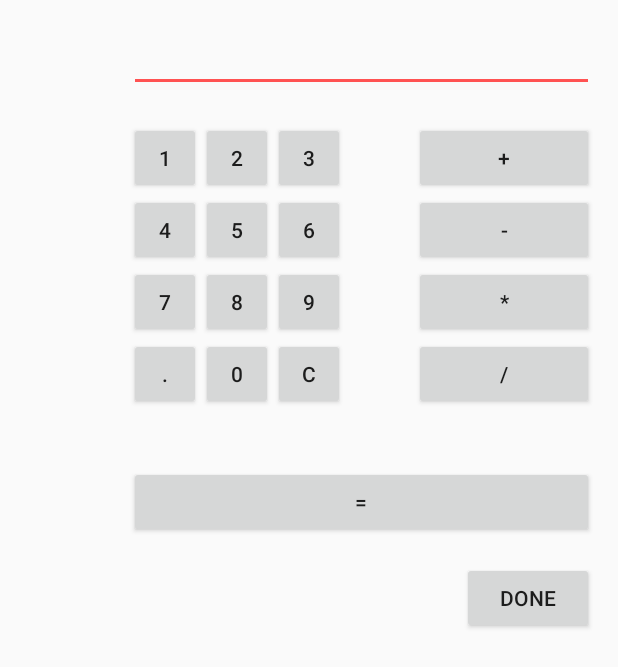
After one commit to EricDw/SKeeper, an Android app: the layout activity_calculator.xml on its own in the app's theme, with its tools: preview values and no code run, on a phone screen of 412 x 824 dp. The commit adds this screen. Shown: the top 667 px of the screen. Run offline under Robolectric (Android 15) with nearby library versions, the phone set to English and light mode, and no system bars.

Commit message:
Calculator is functional

```diff
--- /dev/null
+++ b/app/src/main/res/layout/activity_calculator.xml
@@ -0,0 +1,211 @@
+<?xml version="1.0" encoding="utf-8"?>
+<RelativeLayout android:id="@+id/relative1"
+                xmlns:android="http://schemas.android.com/apk/res/android"
+                xmlns:app="http://schemas.android.com/apk/res-auto"
+                xmlns:tools="http://schemas.android.com/tools"
+                android:layout_width="match_parent"
+                android:layout_height="match_parent"
+                android:paddingBottom="@dimen/activity_vertical_margin"
+                android:paddingLeft="@dimen/activity_horizontal_margin"
+                android:paddingRight="@dimen/activity_horizontal_margin"
+                android:paddingTop="@dimen/activity_vertical_margin"
+                android:theme="@style/AppTheme.NoActionBar"
+                app:theme="@style/AppTheme.NoActionBar"
+                tools:context="com.publicmethod.owner.skeeper.ui.CalculatorActivity">
+
+    <EditText
+        android:id="@+id/edt1"
+        android:layout_width="match_parent"
+        android:layout_height="wrap_content"
+        android:layout_alignStart="@+id/button1"/>
+
+
+    <Button
+        android:id="@+id/button1"
+        style="?android:attr/buttonStyleSmall"
+        android:layout_width="wrap_content"
+        android:layout_height="wrap_content"
+        android:layout_alignEnd="@+id/button4"
+        android:layout_alignRight="@+id/button4"
+        android:layout_below="@+id/edt1"
+        android:layout_marginTop="20dp"
+        android:layout_toStartOf="@+id/button4"
+        android:text="1"/>
+
+    <Button
+        android:id="@+id/button2"
+        style="?android:attr/buttonStyleSmall"
+        android:layout_width="wrap_content"
+        android:layout_height="wrap_content"
+        android:layout_alignTop="@+id/button1"
+        android:layout_toLeftOf="@+id/button3"
+        android:layout_toStartOf="@+id/button3"
+        android:text="2"/>
+
+    <Button
+        android:id="@+id/button3"
+        style="?android:attr/buttonStyleSmall"
+        android:layout_width="wrap_content"
+        android:layout_height="wrap_content"
+        android:layout_alignTop="@+id/button2"
+        android:layout_centerHorizontal="true"
+        android:text="3"/>
+
+    <Button
+        android:id="@+id/button4"
+        style="?android:attr/buttonStyleSmall"
+        android:layout_width="wrap_content"
+        android:layout_height="wrap_content"
+        android:layout_below="@+id/button1"
+        android:layout_toLeftOf="@+id/button2"
+        android:text="4"/>
+
+    <Button
+        android:id="@+id/button5"
+        style="?android:attr/buttonStyleSmall"
+        android:layout_width="wrap_content"
+        android:layout_height="wrap_content"
+        android:layout_alignBottom="@+id/button4"
+        android:layout_alignLeft="@+id/button2"
+        android:layout_alignStart="@+id/button2"
+        android:text="5"/>
+
+    <Button
+        android:id="@+id/button6"
+        style="?android:attr/buttonStyleSmall"
+        android:layout_width="wrap_content"
+        android:layout_height="wrap_content"
+        android:layout_alignLeft="@+id/button3"
+        android:layout_alignStart="@+id/button3"
+        android:layout_below="@+id/button3"
+        android:text="6"/>
+
+    <Button
+        android:id="@+id/button7"
+        style="?android:attr/buttonStyleSmall"
+        android:layout_width="wrap_content"
+        android:layout_height="wrap_content"
+        android:layout_below="@+id/button4"
+        android:layout_toLeftOf="@+id/button2"
+        android:text="7"/>
+
+    <Button
+        android:id="@+id/button8"
+        style="?android:attr/buttonStyleSmall"
+        android:layout_width="wrap_content"
+        android:layout_height="wrap_content"
+        android:layout_alignLeft="@+id/button5"
+        android:layout_alignStart="@+id/button5"
+        android:layout_below="@+id/button5"
+        android:text="8"/>
+
+    <Button
+        android:id="@+id/button9"
+        style="?android:attr/buttonStyleSmall"
+        android:layout_width="wrap_content"
+        android:layout_height="wrap_content"
+        android:layout_alignLeft="@+id/button6"
+        android:layout_alignStart="@+id/button6"
+        android:layout_below="@+id/button6"
+        android:text="9"/>
+
+    <Button
+        android:id="@+id/buttonadd"
+        style="?android:attr/buttonStyleSmall"
+        android:layout_width="wrap_content"
+        android:layout_height="wrap_content"
+        android:layout_alignEnd="@+id/edt1"
+        android:layout_alignRight="@+id/edt1"
+        android:layout_alignTop="@+id/button3"
+        android:layout_marginLeft="46dp"
+        android:layout_marginStart="46dp"
+        android:layout_toRightOf="@+id/button3"
+        android:text="+"/>
+
+    <Button
+        android:id="@+id/buttonsub"
+        style="?android:attr/buttonStyleSmall"
+        android:layout_width="wrap_content"
+        android:layout_height="wrap_content"
+        android:layout_alignEnd="@+id/buttonadd"
+        android:layout_alignLeft="@+id/buttonadd"
+        android:layout_alignRight="@+id/buttonadd"
+        android:layout_alignStart="@+id/buttonadd"
+        android:layout_below="@+id/buttonadd"
+        android:text="-"/>
+
+    <Button
+        android:id="@+id/buttonmul"
+        style="?android:attr/buttonStyleSmall"
+        android:layout_width="wrap_content"
+        android:layout_height="wrap_content"
+        android:layout_alignLeft="@+id/buttonsub"
+        android:layout_alignParentEnd="true"
+        android:layout_alignParentRight="true"
+        android:layout_alignStart="@+id/buttonsub"
+        android:layout_below="@+id/buttonsub"
+        android:text="*"/>
+
+    <Button
+        android:id="@+id/button10"
+        style="?android:attr/buttonStyleSmall"
+        android:layout_width="wrap_content"
+        android:layout_height="wrap_content"
+        android:layout_below="@+id/button7"
+        android:layout_toLeftOf="@+id/button2"
+        android:text="."/>
+
+    <Button
+        android:id="@+id/button0"
+        style="?android:attr/buttonStyleSmall"
+        android:layout_width="wrap_content"
+        android:layout_height="wrap_content"
+        android:layout_alignLeft="@+id/button8"
+        android:layout_alignStart="@+id/button8"
+        android:layout_below="@+id/button8"
+        android:text="0"/>
+
+    <Button
+        android:id="@+id/buttonC"
+        style="?android:attr/buttonStyleSmall"
+        android:layout_width="wrap_content"
+        android:layout_height="wrap_content"
+        android:layout_alignLeft="@+id/button9"
+        android:layout_alignStart="@+id/button9"
+        android:layout_below="@+id/button9"
+        android:text="C"/>
+
+    <Button
+        android:id="@+id/buttondiv"
+        style="?android:attr/buttonStyleSmall"
+        android:layout_width="wrap_content"
+        android:layout_height="wrap_content"
+        android:layout_alignEnd="@+id/buttonmul"
+        android:layout_alignLeft="@+id/buttonmul"
+        android:layout_alignRight="@+id/buttonmul"
+        android:layout_alignStart="@+id/buttonmul"
+        android:layout_below="@+id/buttonmul"
+        android:text="/"/>
+
+    <Button
+        android:id="@+id/buttoneql"
+        android:layout_width="wrap_content"
+        android:layout_height="wrap_content"
+        android:layout_alignEnd="@+id/buttondiv"
+        android:layout_alignLeft="@+id/button10"
+        android:layout_alignRight="@+id/buttondiv"
+        android:layout_alignStart="@+id/button10"
+        android:layout_below="@+id/button0"
+        android:layout_marginTop="37dp"
+        android:text="="/>
+
+    <Button
+        android:id="@+id/button_done"
+        android:layout_width="wrap_content"
+        android:layout_height="wrap_content"
+        android:layout_alignParentEnd="true"
+        android:layout_below="@+id/buttoneql"
+        android:layout_marginTop="@dimen/activity_vertical_margin"
+        android:text="DONE"/>
+
+</RelativeLayout>
--- a/app/src/main/res/values/strings.xml
+++ b/app/src/main/res/values/strings.xml
@@ -1,7 +1,8 @@
 <resources>
     <string name="app_name">Skeeper</string>
 
-    <string name="navigation_drawer_open">Open navigation drawer</string>C:\Program Files\Java\jdk1.8.0_20\bin\java.exe
+    <string name="navigation_drawer_open">Open navigation drawer</string>C:\Program
+    Files\Java\jdk1.8.0_20\bin\java.exe
     <string name="navigation_drawer_close">Close navigation drawer</string>
 
     <string name="action_settings">Settings</string>
```
Also changed, not shown: app/src/main/AndroidManifest.xml (+7 -0 lines), app/src/main/java/com/publicmethod/owner/skeeper/ui/CalculatorActivity.java (added, +212 -0 lines), app/src/main/java/com/publicmethod/owner/skeeper/ui/MainActivity.java (+13 -12 lines).
